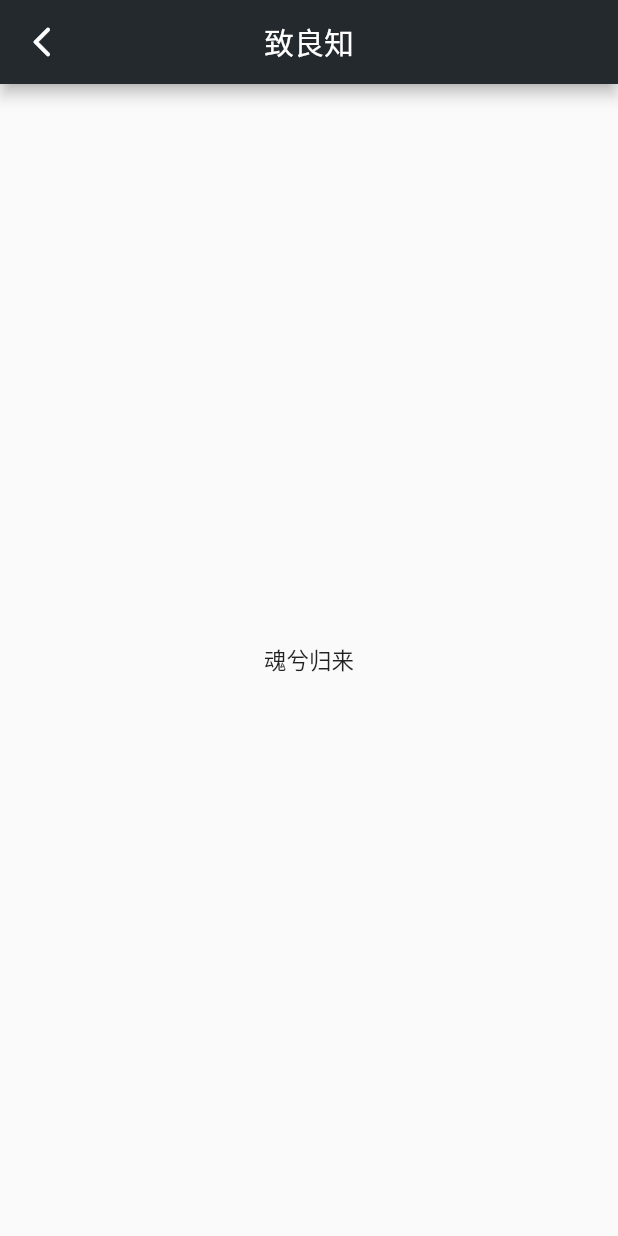
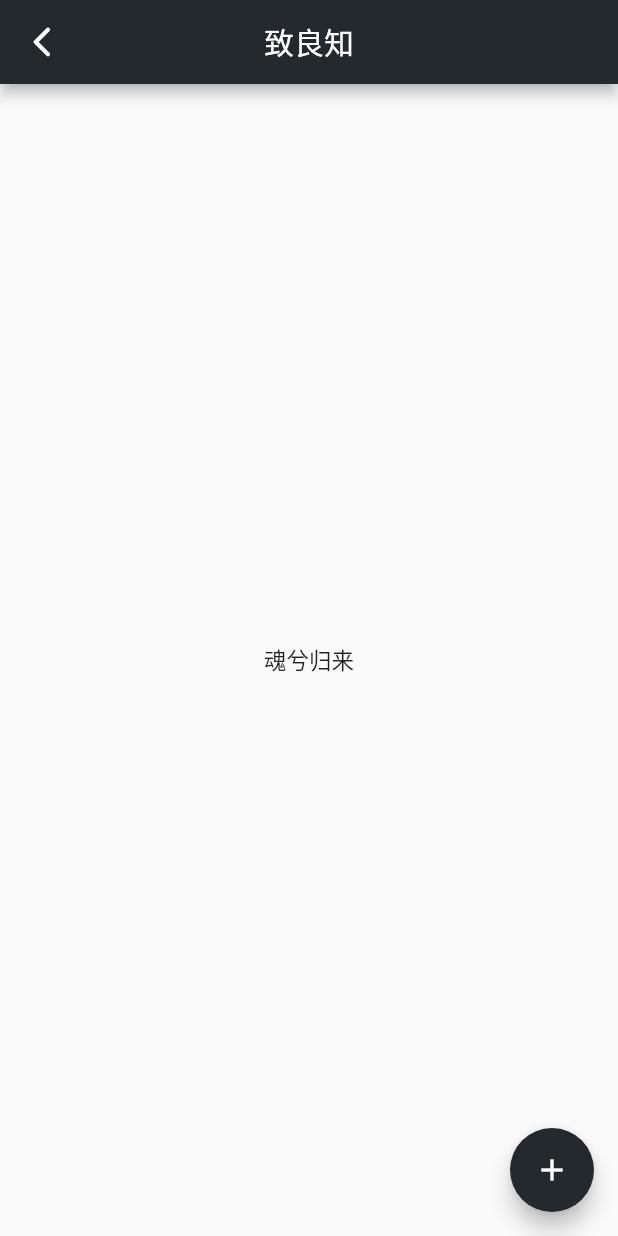
Before and after one commit to mt-ik/mt_ik_sunyata, a Flutter app: the Soul screen opened directly, on a phone screen of 412 x 824 dp. Run offline on Flutter 3.47's test engine with Material 2 defaults, Android fonts, the phone set to English and light mode, and no system bars; our stand-ins replace connectivity, dio, event_bus, flutter_redux, flutter_spinkit, redux and 1 more; accounts and stored records are empty; project files that could hold a hidden picture were left out.

Commit message:
main view actions

```diff
--- a/lib/app/view/soul/Soul.dart
+++ b/lib/app/view/soul/Soul.dart
@@ -19,6 +19,13 @@ class _SoulState extends State<Soul> {
                     child: new Text('魂兮归来'),
                 ),
             ),
+            floatingActionButton: new FloatingActionButton(
+                tooltip: 'Add', // used by assistive technologies
+                child: new Icon(Icons.add),
+                onPressed: () {
+                    print('哈哈， 我执行了');
+                }
+            ),
         );
     }
 }
```
Also changed, not shown: lib/app/view/karma/Karma.dart (+16 -0 lines).
